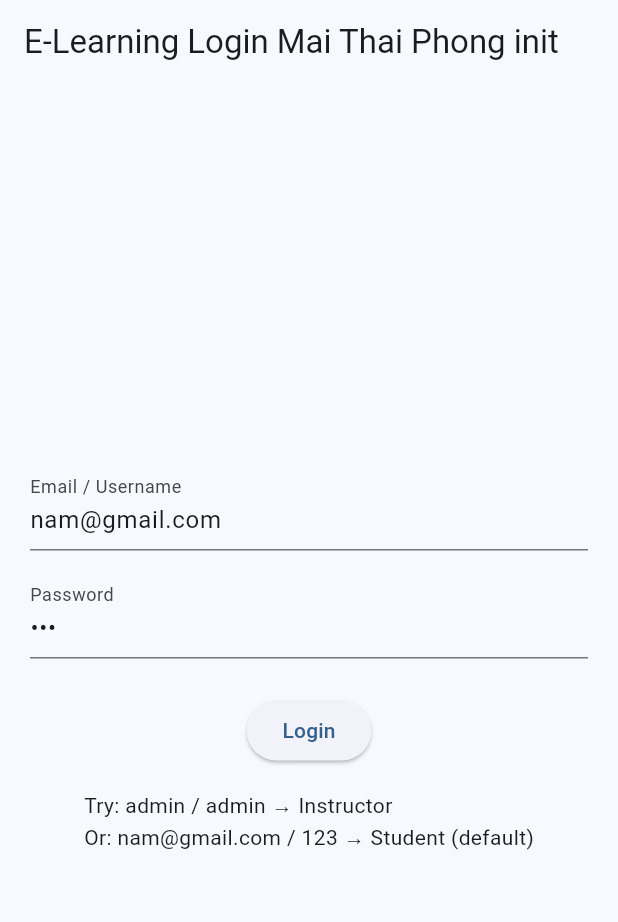
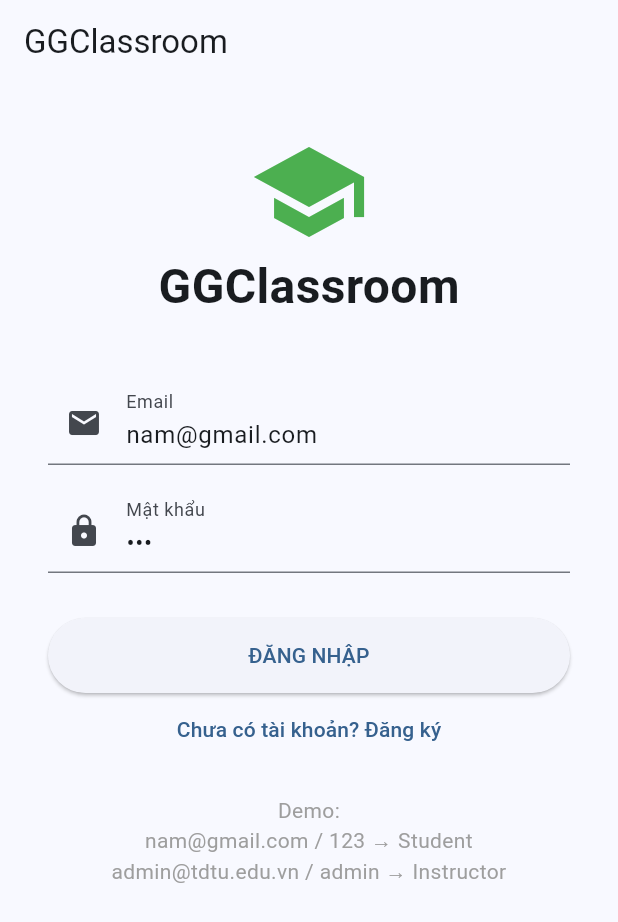
Before and after one commit to Michael-69-69/CrossPlatform_Final, a Flutter app: the screen it shows after launch, on a phone screen of 412 x 824 dp. Shown: the top 922 px of the screen. Run offline on Flutter 3.47's test engine with Material 3 defaults, Android fonts, the phone set to English and light mode, and no system bars; our stand-ins replace flutter_dotenv, flutter_riverpod, go_router, hive_flutter; missing offline and left inert: mongo_dart; accounts and stored records are empty.

```diff
--- a/lib/screens/login_screen.dart
+++ b/lib/screens/login_screen.dart
@@ -1,8 +1,9 @@
-// login_screen.dart
+// screens/login_screen.dart
 import 'package:flutter/material.dart';
 import 'package:flutter_riverpod/flutter_riverpod.dart';
 import 'package:go_router/go_router.dart';
 import '../../providers/auth_provider.dart';
+import '../../models/user.dart';
 
 class LoginScreen extends ConsumerStatefulWidget {
   const LoginScreen({super.key});
@@ -12,24 +13,42 @@ class LoginScreen extends ConsumerStatefulWidget {
 
 class _LoginScreenState extends ConsumerState<LoginScreen> {
   final _emailCtrl = TextEditingController(text: 'nam@gmail.com');
-  final _passCtrl  = TextEditingController(text: '123');
+  final _passCtrl = TextEditingController(text: '123');
+  final _nameCtrl = TextEditingController();
 
   bool _loading = false;
+  bool _isRegister = false;
+  UserRole _role = UserRole.student;
 
   @override
   Widget build(BuildContext context) {
     return Scaffold(
-      appBar: AppBar(title: const Text('E-Learning Login Mai Thai Phong init')),
+      appBar: AppBar(title: const Text('GGClassroom')),
       body: Padding(
-        padding: const EdgeInsets.all(20),
+        padding: const EdgeInsets.all(32),
+        child: SingleChildScrollView(
           child: Column(
-          mainAxisAlignment: MainAxisAlignment.center,
             children: [
+              const Icon(Icons.school, size: 80, color: Colors.green),
+              const Text('GGClassroom', style: TextStyle(fontSize: 32, fontWeight: FontWeight.bold)),
+              const SizedBox(height: 40),
+
+              if (_isRegister) ...[
+                TextField(
+                  controller: _nameCtrl,
+                  decoration: const InputDecoration(
+                    labelText: 'Họ và tên',
+                    prefixIcon: Icon(Icons.person),
+                  ),
+                ),
+                const SizedBox(height: 16),
+              ],
+
               TextField(
                 controller: _emailCtrl,
                 decoration: const InputDecoration(
-                labelText: 'Email / Username',
-                hintText: 'nam@gmail.com',
+                  labelText: 'Email',
+                  prefixIcon: Icon(Icons.email),
                 ),
               ),
               const SizedBox(height: 16),
@@ -37,31 +56,74 @@ class _LoginScreenState extends ConsumerState<LoginScreen> {
                 controller: _passCtrl,
                 obscureText: true,
                 decoration: const InputDecoration(
-                labelText: 'Password',
-                hintText: '123',
+                  labelText: 'Mật khẩu',
+                  prefixIcon: Icon(Icons.lock),
                 ),
               ),
-            const SizedBox(height: 24),
+
+              if (_isRegister) ...[
+                const SizedBox(height: 20),
+                const Text("Vai trò:", style: TextStyle(fontWeight: FontWeight.bold)),
+                RadioListTile<UserRole>(
+                  title: const Text("Học sinh"),
+                  value: UserRole.student,
+                  groupValue: _role,
+                  onChanged: (v) => setState(() => _role = v!),
+                ),
+                RadioListTile<UserRole>(
+                  title: const Text("Giảng viên"),
+                  value: UserRole.instructor,
+                  groupValue: _role,
+                  onChanged: (v) => setState(() => _role = v!),
+                ),
+              ],
+
+              const SizedBox(height: 30),
               ElevatedButton(
-              onPressed: _loading
-                  ? null
-                  : () {
+                style: ElevatedButton.styleFrom(minimumSize: const Size(double.infinity, 50)),
+                onPressed: _loading ? null : () async {
                   setState(() => _loading = true);
-                      ref
-                          .read(authProvider.notifier)
-                          .login(_emailCtrl.text, _passCtrl.text);
+                  try {
+                    if (_isRegister) {
+                      await ref.read(authProvider.notifier).register(
+                        email: _emailCtrl.text.trim(),
+                        password: _passCtrl.text,
+                        name: _nameCtrl.text.trim(),
+                        role: _role,
+                      );
+                    } else {
+                      await ref.read(authProvider.notifier).login(
+                        _emailCtrl.text.trim(),
+                        _passCtrl.text,
+                      );
+                    }
                     context.go('/home');
+                  } catch (e) {
+                    ScaffoldMessenger.of(context).showSnackBar(
+                      SnackBar(content: Text(e.toString().replaceFirst('Exception: ', ''))),
+                    );
+                  } finally {
+                    setState(() => _loading = false);
+                  }
                 },
                 child: _loading
-                  ? const CircularProgressIndicator()
-                  : const Text('Login'),
+                    ? const CircularProgressIndicator(color: Colors.white)
+                    : Text(_isRegister ? 'ĐĂNG KÝ' : 'ĐĂNG NHẬP'),
               ),
-            const SizedBox(height: 16),
+
+              TextButton(
+                onPressed: () => setState(() => _isRegister = !_isRegister),
+                child: Text(_isRegister ? 'Đã có tài khoản? Đăng nhập' : 'Chưa có tài khoản? Đăng ký'),
+              ),
+
+              const SizedBox(height: 20),
               const Text(
-              'Try: admin / admin → Instructor\n'
-              'Or: nam@gmail.com / 123 → Student (default)',
+                'Demo:\nnam@gmail.com / 123 → Student\nadmin@tdtu.edu.vn / admin → Instructor',
+                textAlign: TextAlign.center,
+                style: TextStyle(color: Colors.grey),
               ),
             ],
+          ),
         ),
       ),
     );
```
Also changed, not shown: lib/main.dart (+12 -0 lines), lib/providers/auth_provider.dart (+156 -13 lines), lib/services/mongodb_service.dart (added, +67 -0 lines), main.dart (deleted, +0 -50 lines), models.dart (deleted, +0 -151 lines), pubspec.yaml (+5 -3 lines), pubspec.lock, 7 other files. Lines whose indentation alone changed are shown as unchanged.
